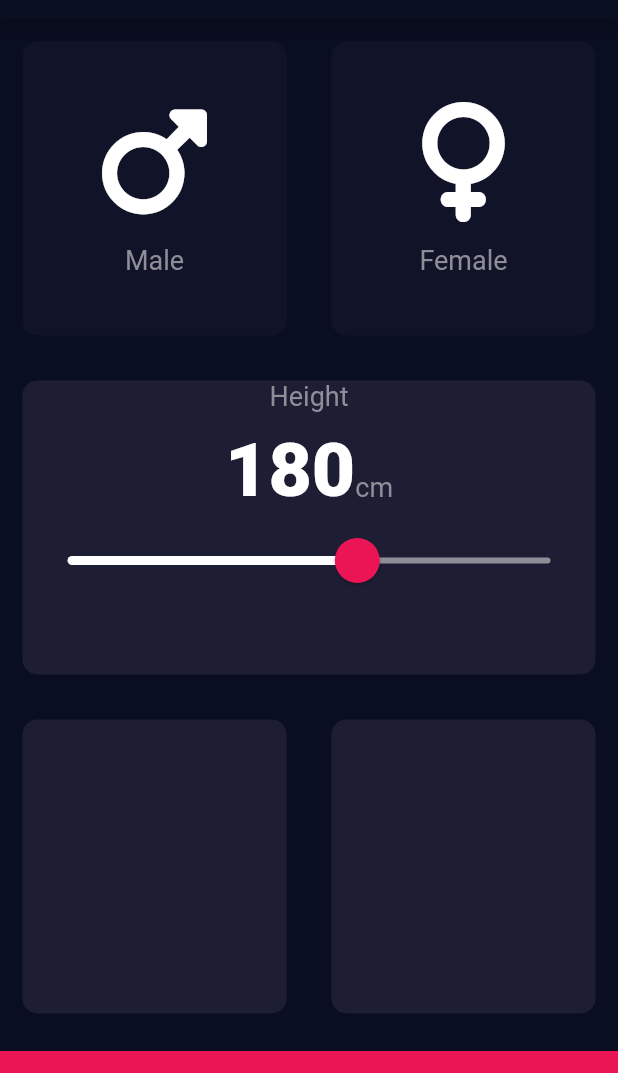
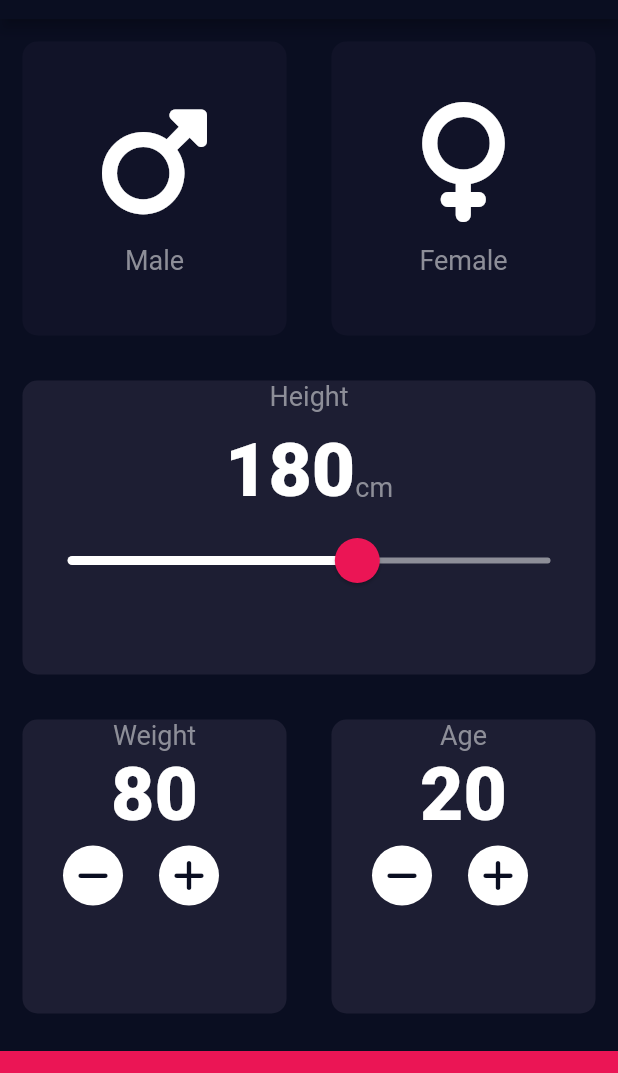
Before and after one commit to TheOldMan03/BMI-Calculator, a Flutter app: the screen it shows after launch, on a phone screen of 412 x 824 dp, the part 65-1138 px from its top. Run offline on Flutter 3.47's test engine with Material 2 defaults, Android fonts, the phone set to English and light mode, and no system bars; our stand-ins replace font_awesome_flutter.

Commit message:
Added more buttons

```diff
--- a/lib/input.dart
+++ b/lib/input.dart
@@ -16,6 +16,8 @@ class _InputPageState extends State<InputPage> {
   Color femaleColour=inactiveColour;
 
   int height=180;
+  int weight=80;
+  int age=20;
 
   void changeColour(Gender g) {
     //gender=1 for male and gender=2 for female
@@ -176,6 +178,51 @@ class _InputPageState extends State<InputPage> {
                               borderRadius: BorderRadius.circular(10.0),
                               color:const Color(0xFF1D1E33)
                           ),
+                          child: Column(
+                            children: [
+                              const Text("Weight",style: TextStyle(fontSize: 18.0,color: Color(0xFF8D8E98))),
+                              Text(weight.toString(),style:const TextStyle(fontSize:50.0,fontWeight:FontWeight.w900)),
+
+                              Row(
+                                children:[
+
+                                  const SizedBox(width: 15.0),
+                                  TextButton(
+                                    style: const ButtonStyle(
+                                      backgroundColor:MaterialStatePropertyAll<Color>(Colors.white),
+                                      shape: MaterialStatePropertyAll<CircleBorder>(
+                                        CircleBorder()
+                                      )
+
+                                    ),
+                                    onPressed: (){
+                                      setState(() {
+                                        weight--;
+                                      });
+                                    },
+                                    child: const Icon(FontAwesomeIcons.minus)
+                                  ),
+                                  TextButton(
+                                      style: const ButtonStyle(
+                                          backgroundColor:MaterialStatePropertyAll<Color>(Colors.white),
+                                          shape: MaterialStatePropertyAll<CircleBorder>(
+                                              CircleBorder()
+                                          )
+
+                                      ),
+                                      onPressed: (){
+                                        setState(() {
+                                          weight++;
+                                        });
+                                      },
+                                      child: const Icon(FontAwesomeIcons.plus)
+                                  )
+                                ],
+                              )
+                            ],
+
+
+                          ),
                         )
                     ),
 
@@ -186,6 +233,52 @@ class _InputPageState extends State<InputPage> {
                               borderRadius: BorderRadius.circular(10.0),
                               color:const Color(0xFF1D1E33)
                           ),
+
+                          child: Column(
+                            children: [
+                              const Text("Age",style: TextStyle(fontSize: 18.0,color: Color(0xFF8D8E98))),
+                              Text(age.toString(),style:const TextStyle(fontSize:50.0,fontWeight:FontWeight.w900)),
+
+                              Row(
+                                children:[
+
+                                  const SizedBox(width: 15.0),
+                                  TextButton(
+                                      style: const ButtonStyle(
+                                          backgroundColor:MaterialStatePropertyAll<Color>(Colors.white),
+                                          shape: MaterialStatePropertyAll<CircleBorder>(
+                                              CircleBorder()
+                                          )
+
+                                      ),
+                                      onPressed: (){
+                                        setState(() {
+                                          age--;
+                                        });
+                                      },
+                                      child: const Icon(FontAwesomeIcons.minus)
+                                  ),
+                                  TextButton(
+                                      style: const ButtonStyle(
+                                          backgroundColor:MaterialStatePropertyAll<Color>(Colors.white),
+                                          shape: MaterialStatePropertyAll<CircleBorder>(
+                                              CircleBorder()
+                                          )
+
+                                      ),
+                                      onPressed: (){
+                                        setState(() {
+                                          age++;
+                                        });
+                                      },
+                                      child: const Icon(FontAwesomeIcons.plus)
+                                  )
+                                ],
+                              )
+                            ],
+
+                          ),
+
                         )
                     ),
 
```
